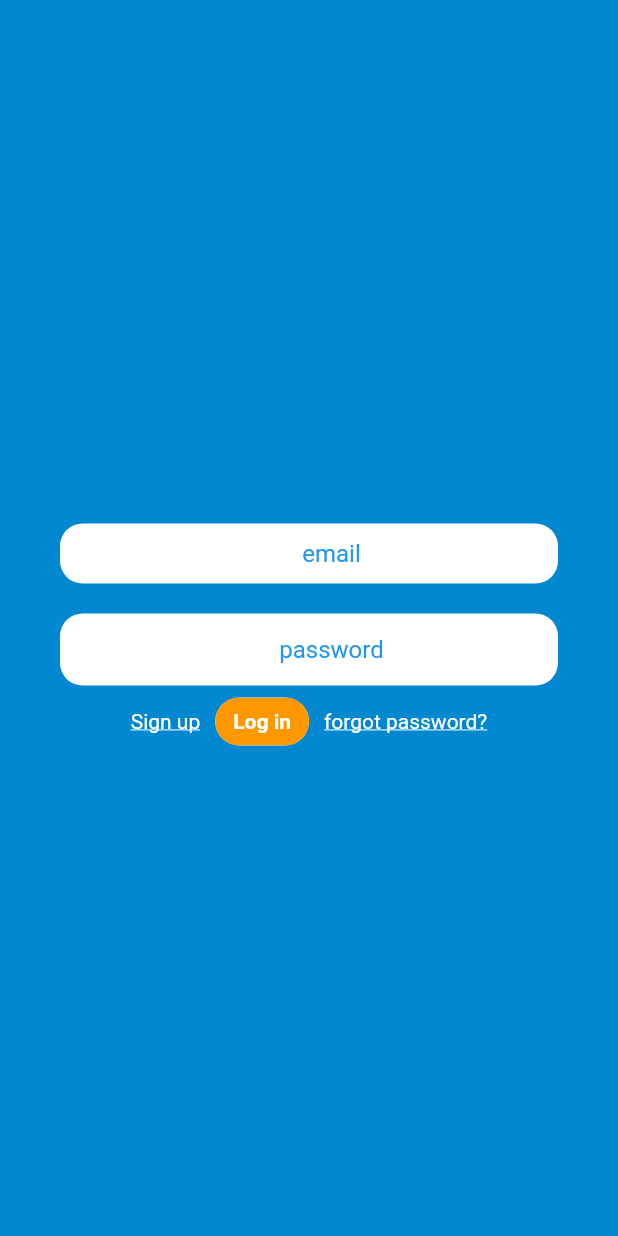
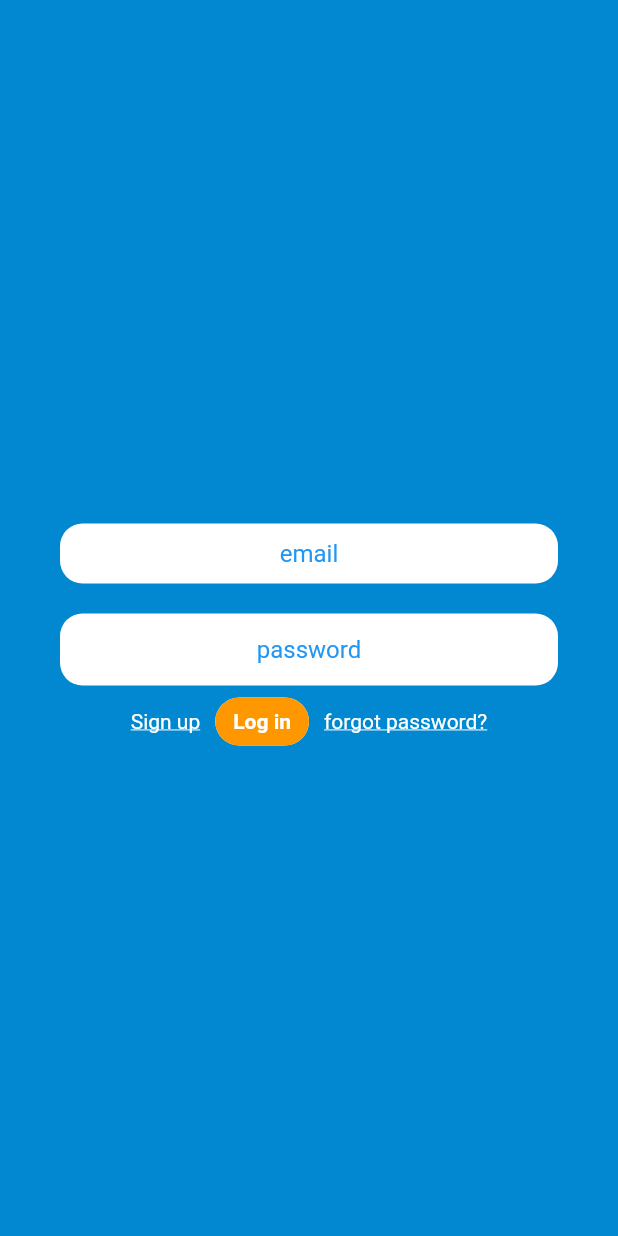
Before and after one commit to Akaiso/climatter, a Flutter app: the screen it shows after launch, after a tap on "login", on a phone screen of 412 x 824 dp. Run offline on Flutter 3.47's test engine with Material 2 defaults, Android fonts, the phone set to English and light mode, and no system bars; our stand-ins replace firebase_auth, firebase_core, geolocator; accounts and stored records are empty; network calls fail.

Commit message:
ui fixes

```diff
--- a/lib/views/home_page.dart
+++ b/lib/views/home_page.dart
@@ -192,7 +192,7 @@ class _HomePageState extends State<HomePage> {
               const SizedBox(height: 50.0),
               Container(height: 3.0, width: 300, color: Colors.white12),
               const SizedBox(height: 30.0),
-              const Text('TO KNOW YOUR LOCATION\'S WEATHER',
+              const Text('Get weather info for your location',
                   style: TextStyle(
                       fontSize: 10.0,
                       fontWeight: FontWeight.w900,
--- a/lib/views/login.dart
+++ b/lib/views/login.dart
@@ -17,6 +17,7 @@ class _LogInState extends State<LogIn> {
   final _auth = FirebaseAuth.instance;
   var email;
   var password;
+  var isLoading = false;
 
   @override
   Widget build(BuildContext context) {
@@ -41,7 +42,7 @@ class _LogInState extends State<LogIn> {
                   color: Colors.lightBlue.shade700,
                 ),
                 decoration: const InputDecoration(
-                  contentPadding: EdgeInsets.only(top: 2.0, left: 30.0),
+                  contentPadding: EdgeInsets.only(top: 2.0),
                   border: OutlineInputBorder(
                     borderSide: BorderSide.none,
                     borderRadius: BorderRadius.all(Radius.circular(15.0)),
@@ -65,7 +66,7 @@ class _LogInState extends State<LogIn> {
                 color: Colors.lightBlue.shade700,
               ),
               decoration: const InputDecoration(
-                contentPadding: EdgeInsets.only(top: 2.0, left: 30.0),
+                contentPadding: EdgeInsets.only(top: 2.0, ),
                 border: OutlineInputBorder(
                   borderSide: BorderSide.none,
                   borderRadius: BorderRadius.all(Radius.circular(15.0)),
@@ -96,20 +97,22 @@ class _LogInState extends State<LogIn> {
                 InkWell(
                   onTap: () async {
                     try {
-                      final user = await _auth.signInWithEmailAndPassword(
-                          email: email, password: password);
+                      final user = await _auth.signInWithEmailAndPassword(email: email, password: password);
                       if (user != null) {
+                        // isLoading = true;
+                        // isLoading? const Center(
+                        //     child:CircularProgressIndicator()):
                         Navigator.push(
                             context,
                             MaterialPageRoute(
-                              builder: (context) =>  HomePage( yourNameLastBustop: widget.yourName, emailC:emailController.text, passwordC:passwordController.text),
+                              builder: (context) =>  HomePage(yourNameLastBustop: widget.yourName, emailC:emailController.text, passwordC:passwordController.text),
                             ));
                       }
                     } catch (e) {
                       rethrow;
                     }
-                     emailController.clear();
-                     passwordController.clear();
+                    // emailController.clear();
+                   //  passwordController.clear();
                    // emailController.dispose();
                    // passwordController.dispose();
                   },
--- a/lib/views/signup_page.dart
+++ b/lib/views/signup_page.dart
@@ -40,7 +40,7 @@ class _SignUpState extends State<SignUp> {
                 textAlign: TextAlign.center,
                 style: TextStyle(color: Colors.lightBlue.shade700),
                 decoration: const InputDecoration(
-                  contentPadding: EdgeInsets.only(top: 2.0, left: 30.0),
+                  contentPadding: EdgeInsets.only(top: 2.0),
                   filled: true,
                   fillColor: Colors.white,
                   hintText: 'name',
@@ -64,7 +64,7 @@ class _SignUpState extends State<SignUp> {
                   color: Colors.lightBlue.shade700,
                 ),
                 decoration: const InputDecoration(
-                  contentPadding: EdgeInsets.only(top: 2.0, left: 30.0),
+                  contentPadding: EdgeInsets.only(top: 2.0),
                   border: OutlineInputBorder(
                     borderSide: BorderSide.none,
                     borderRadius: BorderRadius.all(Radius.circular(15.0)),
@@ -87,7 +87,7 @@ class _SignUpState extends State<SignUp> {
                 color: Colors.lightBlue.shade700,
               ),
               decoration: const InputDecoration(
-                contentPadding: EdgeInsets.only(top: 2.0, left: 30.0),
+                contentPadding: EdgeInsets.only(top: 2.0),
                 border: OutlineInputBorder(
                   borderSide: BorderSide.none,
                   borderRadius: BorderRadius.all(Radius.circular(15.0)),
```
